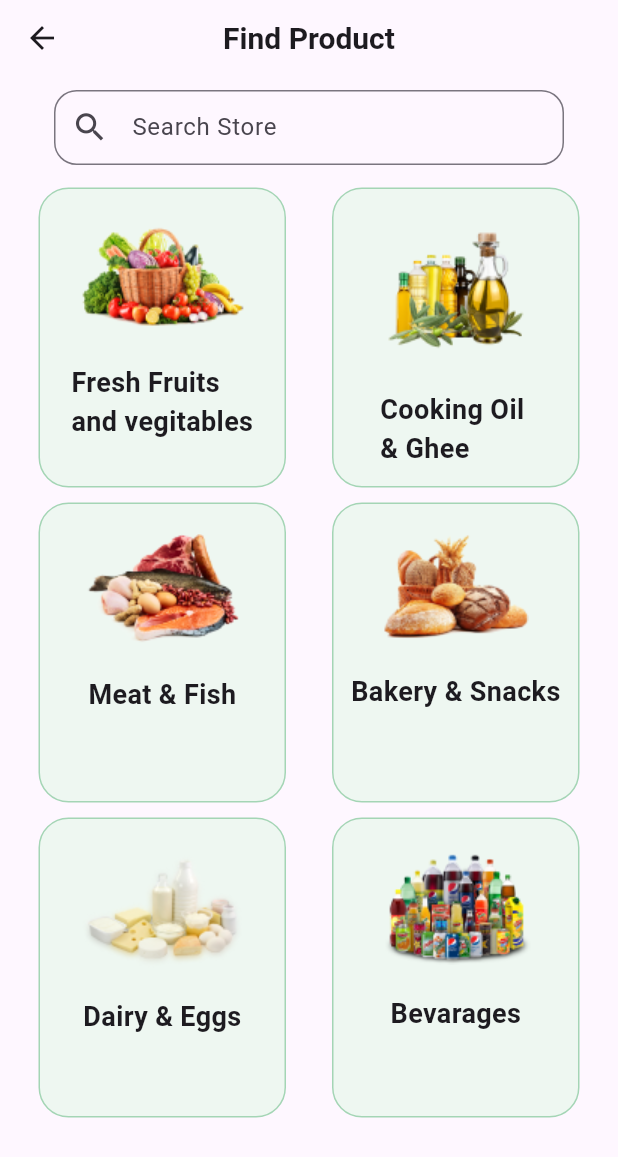
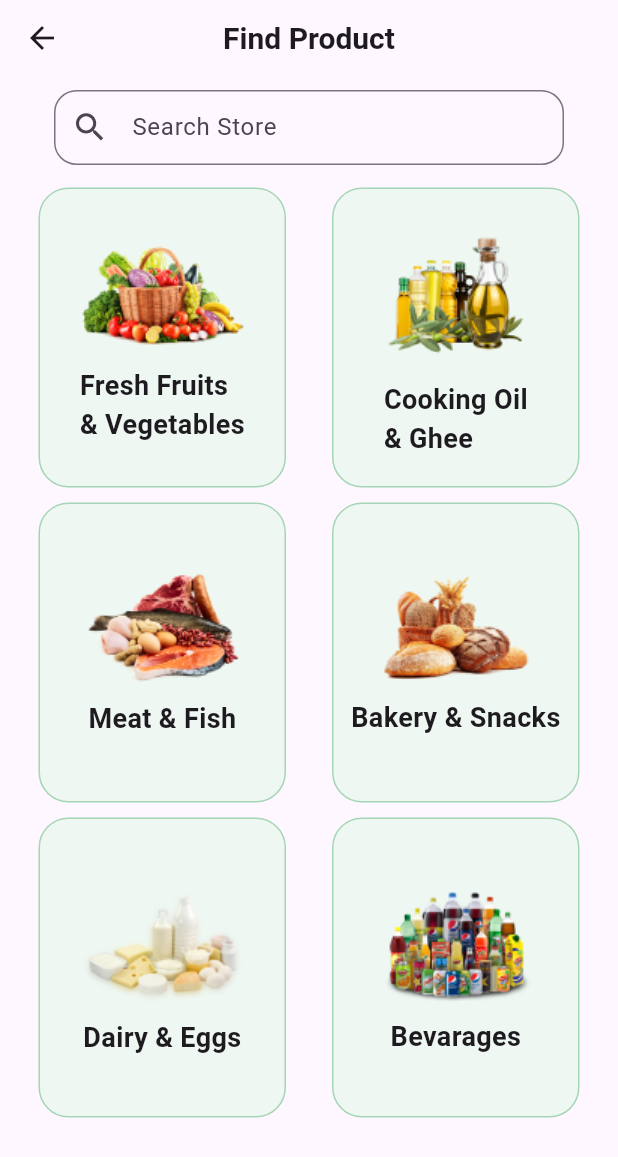
Before and after one commit to SyedEbad902/Grocery-App, a Flutter app: the ExploreView screen opened directly, on a phone screen of 412 x 824 dp. Shown: the top 1157 px of the screen. Run offline on Flutter 3.47's test engine with Material 3 defaults, Android fonts, the phone set to English and light mode, and no system bars; our stand-ins replace get, google_nav_bar.

Commit message:
beverages screen added

```diff
--- /dev/null
+++ b/lib/product-list/find_product.dart
@@ -0,0 +1,27 @@
+
+List findProduct = [
+  {
+    'name': "Fresh Fruits\n& Vegetables",
+    "link": "assets/images/image1.png",
+  },
+  {
+    'name': "Cooking Oil\n& Ghee",
+    "link": "assets/images/image 2.png",
+  },
+  {
+    'name': "Meat & Fish",
+    "link": "assets/images/image3.png",
+  },
+  {
+    'name': "Bakery & Snacks",
+    "link": "assets/images/image4.png",
+  },
+  {
+    'name': "Dairy & Eggs",
+    "link": "assets/images/image5.png",
+  },
+  {
+    'name': "Bevarages",
+    "link": "assets/images/image6.png",
+  }
+];
--- a/lib/screens/product_list.dart
+++ b/lib/product-list/product_list.dart
@@ -62,30 +62,3 @@ List product = [
     }
   ]
 ];
-
-List findProduct = [
-  {
-    'name': "Fresh Fruits \nand vegitables",
-    "link": "assets/images/image1.png",
-  },
-  {
-    'name': "Cooking Oil \n& Ghee",
-    "link": "assets/images/image 2.png",
-  },
-  {
-    'name': "Meat & Fish",
-    "link": "assets/images/image3.png",
-  },
-  {
-    'name': "Bakery & Snacks",
-    "link": "assets/images/image4.png",
-  },
-  {
-    'name': "Dairy & Eggs",
-    "link": "assets/images/image5.png",
-  },
-  {
-    'name': "Bevarages",
-    "link": "assets/images/image6.png",
-  }
-];
--- a/lib/screens/custome_widgets.dart
+++ b/lib/screens/custome widgets/custome_widgets.dart
@@ -2,7 +2,7 @@
 
 import 'package:flutter/material.dart';
 import 'package:grocery_app/screens/product-data.dart';
-import 'package:grocery_app/screens/product_list.dart';
+import 'package:grocery_app/product-list/product_list.dart';
 
 class CustomContainer extends StatelessWidget {
   final image;
--- a/lib/screens/explore_view.dart
+++ b/lib/screens/explore_view.dart
@@ -1,5 +1,6 @@
 import 'package:flutter/material.dart';
-import 'package:grocery_app/screens/product_list.dart';
+import 'package:grocery_app/product-list/find_product.dart';
+import 'package:grocery_app/screens/beverages.dart';
 
 class ExploreView extends StatelessWidget {
   const ExploreView({super.key});
@@ -55,6 +56,7 @@ class ExploreView extends StatelessWidget {
                     InkWell(
                       onTap: () {},
                       child: Container(
+                        padding: EdgeInsets.only(top: 5),
                         margin: const EdgeInsets.only(
                           top: 5,
                           left: 5,
@@ -70,13 +72,14 @@ class ExploreView extends StatelessWidget {
                               color: const Color.fromRGBO(164, 213, 181, 5),
                             )),
                         child: Column(
+                          mainAxisAlignment: MainAxisAlignment.center,
                           children: [
                             const SizedBox(
-                              height: 20,
-                            ),
+                                // height: 20,
+                                ),
                             Image.asset(findProduct[firstIndex]["link"]),
                             const SizedBox(
-                              height: 20,
+                              height: 10,
                             ),
                             Text(
                               findProduct[firstIndex]["name"],
@@ -88,8 +91,14 @@ class ExploreView extends StatelessWidget {
                       ),
                     ),
                     InkWell(
-                      onTap: () {},
+                      onTap: () {
+                        Navigator.push(
+                            context,
+                            MaterialPageRoute(
+                                builder: (context) => Beverages()));
+                      },
                       child: Container(
+                        padding: EdgeInsets.only(top: 5),
                         margin: const EdgeInsets.only(
                           top: 5,
                           left: 5,
@@ -105,16 +114,16 @@ class ExploreView extends StatelessWidget {
                               color: const Color.fromRGBO(164, 213, 181, 5),
                             )),
                         child: Column(
-                          // mainAxisAlignment: MainAxisAlignment.center,
+                          mainAxisAlignment: MainAxisAlignment.center,
                           children: [
                             const SizedBox(
-                              height: 20,
-                            ),
+                                // height: 20,
+                                ),
                             Image.asset(findProduct.length > secondIndex
                                 ? findProduct[secondIndex]["link"]
                                 : ''),
                             const SizedBox(
-                              height: 20,
+                              height: 10,
                             ),
                             Text(
                               findProduct.length > secondIndex
--- a/lib/screens/hom_screen.dart
+++ b/lib/screens/hom_screen.dart
@@ -1,6 +1,6 @@
 import 'package:flutter/material.dart';
-import 'package:grocery_app/screens/custome_widgets.dart';
-import 'package:grocery_app/screens/product_list.dart';
+import 'package:grocery_app/screens/custome%20widgets/custome_widgets.dart';
+import 'package:grocery_app/product-list/product_list.dart';
 
 class HomeScreen extends StatefulWidget {
   const HomeScreen({super.key});
--- a/lib/screens/gnav_bar.dart
+++ b/lib/screens/navbar/gnav_bar.dart
@@ -1,7 +1,7 @@
 import 'package:flutter/material.dart';
 import 'package:get/get.dart';
 import 'package:google_nav_bar/google_nav_bar.dart';
-import 'package:grocery_app/screens/controller/bottom_nav_controller.dart';
+import 'package:grocery_app/controller/bottom_nav_controller.dart';
 
 class GoogleNavBar extends StatelessWidget {
   const GoogleNavBar({super.key});
--- a/lib/screens/onboarding.dart
+++ b/lib/screens/onboarding.dart
@@ -1,5 +1,5 @@
 import 'package:flutter/material.dart';
-import 'package:grocery_app/screens/gnav_bar.dart';
+import 'package:grocery_app/screens/navbar/gnav_bar.dart';
 
 // ignore: camel_case_types
 class onboarding extends StatelessWidget {
```
Also changed, not shown: lib/product-list/beverages_list.dart (added, +38 -0 lines), lib/screens/beverages.dart (added, +128 -0 lines), assets/images/beverage1.png (added), assets/images/beverage2.png (added), assets/images/beverage3.png (added), assets/images/beverage4.png (added), assets/images/beverage5.png (added), assets/images/beverage6.png (added), assets/images/filter-icon.png (added), lib/controller/bottom_nav_controller.dart (renamed from lib/screens/controller/bottom_nav_controller.dart).
